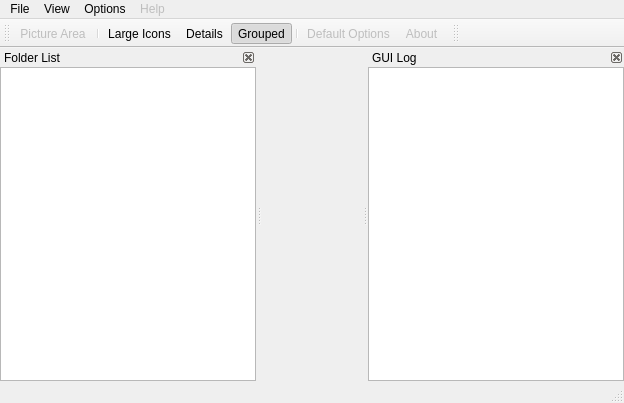
Above: trunk/qtui/mamepguimain.ui from svn2github/mameplus before the change. Below: the same form after it.
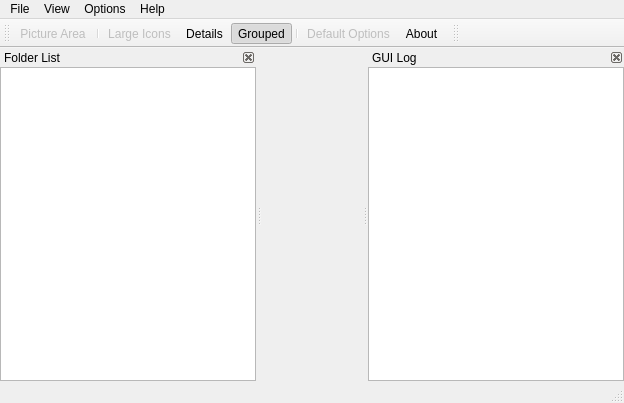
That is the form after the change. Icons and pictures are not drawn.

```diff
--- a/trunk/qtui/mamepguimain.ui
+++ b/trunk/qtui/mamepguimain.ui
@@ -43,7 +43,7 @@
      <x>0</x>
      <y>0</y>
      <width>624</width>
-     <height>21</height>
+     <height>23</height>
     </rect>
    </property>
    <widget class="QMenu" name="menuFile" >
@@ -72,9 +72,6 @@
     <addaction name="actionDefaultOptions" />
    </widget>
    <widget class="QMenu" name="menuHelp" >
-    <property name="enabled" >
-     <bool>false</bool>
-    </property>
     <property name="title" >
      <string>Help</string>
     </property>
@@ -99,7 +96,7 @@
    <property name="geometry" >
     <rect>
      <x>0</x>
-     <y>21</y>
+     <y>23</y>
      <width>162</width>
      <height>26</height>
     </rect>
@@ -278,9 +275,6 @@
    </property>
   </action>
   <action name="actionAbout" >
-   <property name="enabled" >
-    <bool>false</bool>
-   </property>
    <property name="icon" >
     <iconset resource="mamepguimain.qrc" >
      <normaloff>:/res/32x32/help-browser.png</normaloff>:/res/32x32/help-browser.png</iconset>
@@ -320,6 +314,9 @@
    <property name="checkable" >
     <bool>true</bool>
    </property>
+   <property name="enabled" >
+    <bool>false</bool>
+   </property>
    <property name="icon" >
     <iconset resource="mamepguimain.qrc" >
      <normaloff>:/res/mame32-view-licon.png</normaloff>:/res/mame32-view-licon.png</iconset>
```
Left out of the diff: 27 changed lines with no effect on the pictures.
